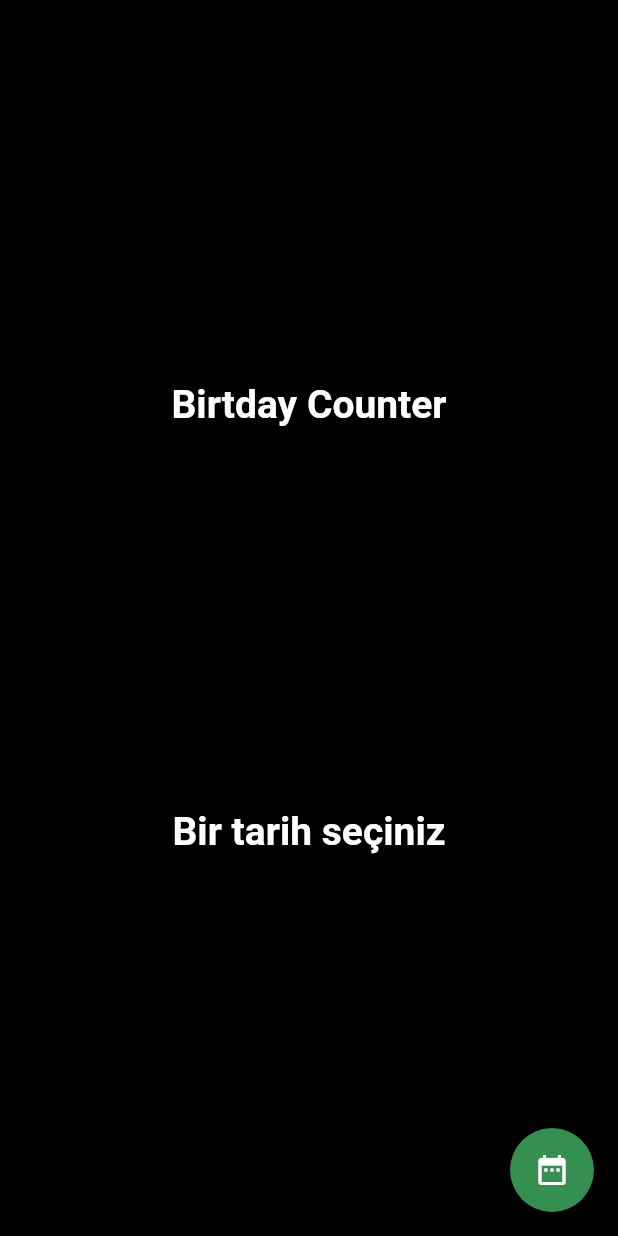
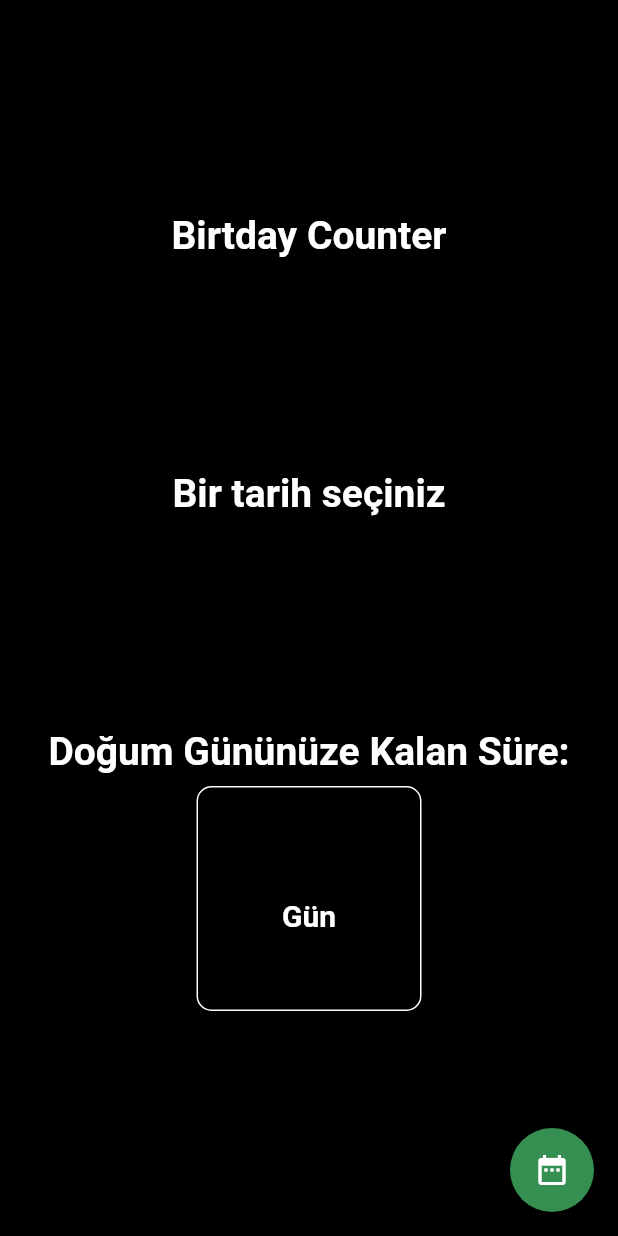
Before and after one commit to mukireus/flutter_birthday_counter, a Flutter app: the screen it shows after launch, on a phone screen of 412 x 824 dp. Run offline on Flutter 3.47's test engine with Material 2 defaults, Android fonts, the phone set to English and light mode, and no system bars; missing offline and left inert: flutter_gradient_colors.

Commit message:
added differenceInDays

```diff
--- a/lib/home.dart
+++ b/lib/home.dart
@@ -1,6 +1,7 @@
 import 'package:flutter/cupertino.dart';
 import 'package:flutter/material.dart';
 import 'package:flutter_gradient_colors/flutter_gradient_colors.dart';
+import 'package:intl/intl.dart'; // https://pub.dev/packages/intl
 
 class Home extends StatefulWidget {
   @override
@@ -8,7 +9,10 @@ class Home extends StatefulWidget {
 }
 
 class _HomeState extends State<Home> {
-  DateTime dateTime;
+  DateTime birthday;
+  String differenceInDays = "";
+
+  final f = new DateFormat('dd.MM.yyyy');
 
   @override
   Widget build(BuildContext context) {
@@ -21,8 +25,33 @@ class _HomeState extends State<Home> {
           crossAxisAlignment: CrossAxisAlignment.center,
           mainAxisAlignment: MainAxisAlignment.spaceEvenly,
           children: <Widget>[
-            Text("Birtday Counter", style: _appTextStyle),
-            Text(dateTime == null ? "Bir tarih seçiniz" : dateTime.toString(), style: _appTextStyle),
+            Text("Birtday Counter", style: _appTextStyle(26)),
+            Text(birthday == null ? "Bir tarih seçiniz" : "Seçilen Tarih : " + f.format(birthday).toString(), style: _appTextStyle(26)),
+            Column(
+              children: <Widget>[
+                Text("Doğum Gününüze Kalan Süre:", style: _appTextStyle(26)),
+                _counterContainer("Gün", differenceInDays),
+              ],
+            ),
+          ],
+        ),
+      ),
+    );
+  }
+
+  Widget _counterContainer(String text, String text2) {
+    return Padding(
+      padding: const EdgeInsets.all(8.0),
+      child: Container(
+        height: 150,
+        width: 150,
+        decoration: BoxDecoration(border: Border.all(color: Colors.white), borderRadius: BorderRadius.all(Radius.circular(10))),
+        child: Column(
+          crossAxisAlignment: CrossAxisAlignment.center,
+          mainAxisAlignment: MainAxisAlignment.center,
+          children: <Widget>[
+            Text(text2, style: _appTextStyle(20)),
+            Text(text, style: _appTextStyle(20)),
           ],
         ),
       ),
@@ -44,7 +73,10 @@ class _HomeState extends State<Home> {
           },
         ).then((date) {
           setState(() {
-            dateTime = date;
+            birthday = date;
+            DateTime dateTimeNow = DateTime.now();
+            differenceInDays = dateTimeNow.difference(birthday).inDays.toString();
+            print(differenceInDays);
           });
         });
       },
@@ -52,4 +84,4 @@ class _HomeState extends State<Home> {
   }
 }
 
-TextStyle get _appTextStyle => TextStyle(color: Colors.white, fontSize: 26, fontWeight: FontWeight.bold);
+TextStyle _appTextStyle(double size) => TextStyle(color: Colors.white, fontSize: size, fontWeight: FontWeight.bold);
--- a/pubspec.yaml
+++ b/pubspec.yaml
@@ -29,6 +29,7 @@ dependencies:
   # Use with the CupertinoIcons class for iOS style icons.
   cupertino_icons: ^0.1.3
   flutter_gradient_colors: ^1.0.0
+  intl: ^0.16.1
 
 dev_dependencies:
   flutter_test:
```
Also changed, not shown: pubspec.lock.
